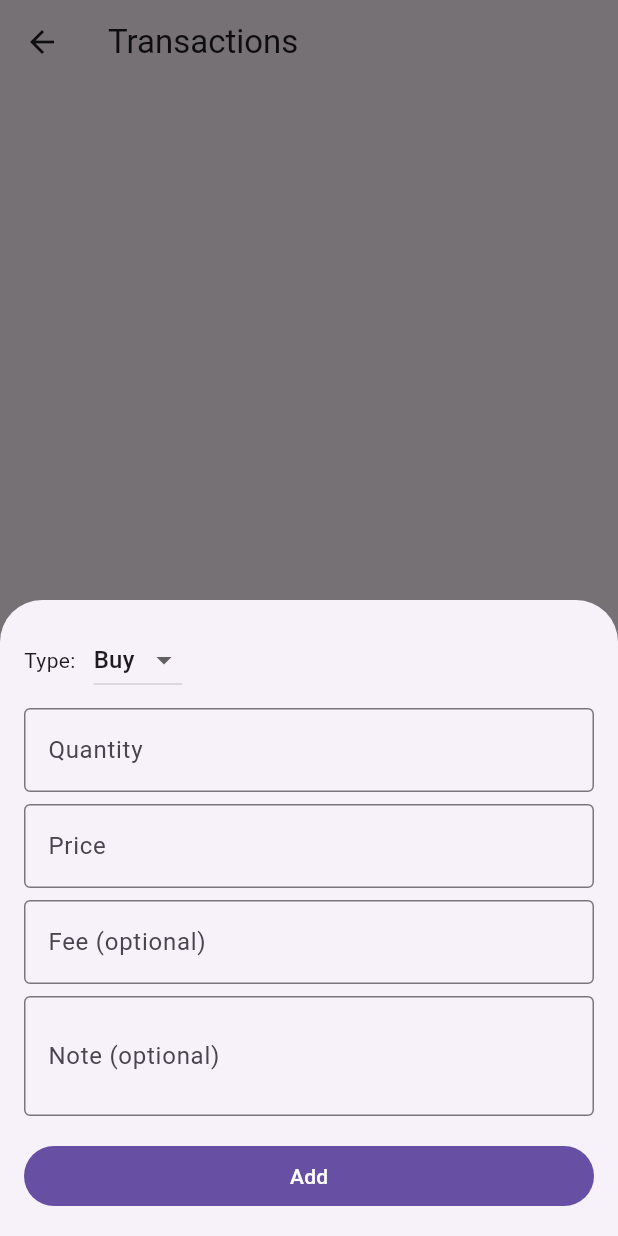
After one commit to lcsouzah/acba_tool, a Flutter app: the TransactionsScreen screen opened directly, after a tap on the "add" icon, on a phone screen of 412 x 824 dp. The commit adds this screen. Run offline on Flutter 3.47's test engine with Material 3 defaults, Android fonts, the phone set to English and light mode, and no system bars; our stand-ins replace flutter_secure_storage, share_plus; accounts and stored records are empty.

Commit message:
minimal Transactions screen + model

```diff
--- /dev/null
+++ b/lib/screens/transactions_screen.dart
@@ -0,0 +1,234 @@
+import 'package:flutter/material.dart';
+
+// ----- Minimal model (local-only) -----
+enum TxType { buy, sell, fee, note }
+
+class TransactionModel {
+  final String id;
+  final TxType type;
+  final double quantity; // for fee/note, can be 0
+  final double price;    // for fee/note, can be 0
+  final double fee;      // optional extra fee for buy/sell
+  final DateTime ts;
+  final String? note;
+
+  const TransactionModel({
+    required this.id,
+    required this.type,
+    required this.quantity,
+    required this.price,
+    this.fee = 0,
+    required this.ts,
+    this.note,
+  });
+}
+
+// ----- Screen: add/list/delete with Undo (in-memory) -----
+class TransactionsScreen extends StatefulWidget {
+  const TransactionsScreen({super.key});
+
+  @override
+  State<TransactionsScreen> createState() => _TransactionsScreenState();
+}
+
+class _TransactionsScreenState extends State<TransactionsScreen> {
+  final List<TransactionModel> _tx = [];
+
+  void _addTx(TransactionModel t) {
+    setState(() => _tx.insert(0, t));
+  }
+
+  void _deleteTx(int index) {
+    final removed = _tx.removeAt(index);
+    setState(() {});
+    ScaffoldMessenger.of(context).clearSnackBars();
+    ScaffoldMessenger.of(context).showSnackBar(
+      SnackBar(
+        content: const Text('Transaction deleted'),
+        action: SnackBarAction(
+          label: 'Undo',
+          onPressed: () {
+            setState(() => _tx.insert(index, removed));
+          },
+        ),
+      ),
+    );
+  }
+
+  @override
+  Widget build(BuildContext context) {
+    return Scaffold(
+      appBar: AppBar(title: const Text('Transactions')),
+      floatingActionButton: FloatingActionButton(
+        onPressed: () async {
+          final result = await showModalBottomSheet<TransactionModel>(
+            context: context,
+            isScrollControlled: true,
+            builder: (_) => const _AddTransactionSheet(),
+          );
+          if (result != null) _addTx(result);
+        },
+        child: const Icon(Icons.add),
+      ),
+      body: _tx.isEmpty
+          ? const Center(child: Text('No transactions yet. Tap + to add.'))
+          : ListView.separated(
+        padding: const EdgeInsets.all(12),
+        itemBuilder: (context, index) {
+          final t = _tx[index];
+          return Dismissible(
+            key: ValueKey(t.id),
+            background: Container(
+              color: Colors.red.withOpacity(0.85),
+              alignment: Alignment.centerRight,
+              padding: const EdgeInsets.symmetric(horizontal: 20),
+              child: const Icon(Icons.delete, color: Colors.white),
+            ),
+            direction: DismissDirection.endToStart,
+            onDismissed: (_) => _deleteTx(index),
+            child: ListTile(
+              title: Text('${_label(t.type)}  •  ${_quantityStr(t)} @ ${_priceStr(t)}'),
+              subtitle: Text(_subtitle(t)),
+              trailing: Text(_dateStr(t.ts), style: const TextStyle(fontSize: 12)),
+            ),
+          );
+        },
+        separatorBuilder: (_, __) => const Divider(height: 0),
+        itemCount: _tx.length,
+      ),
+    );
+  }
+
+  String _label(TxType type) => switch (type) {
+    TxType.buy => 'BUY',
+    TxType.sell => 'SELL',
+    TxType.fee => 'FEE',
+    TxType.note => 'NOTE',
+  };
+
+  String _quantityStr(TransactionModel t) => t.quantity == 0 ? '-' : t.quantity.toStringAsFixed(4);
+  String _priceStr(TransactionModel t) => t.price == 0 ? '-' : '\$${t.price.toStringAsFixed(2)}';
+  String _subtitle(TransactionModel t) => [
+    if (t.fee != 0) 'fee: \$${t.fee.toStringAsFixed(2)}',
+    if ((t.note ?? '').isNotEmpty) t.note!,
+  ].join('  •  ');
+  String _dateStr(DateTime d) => '${d.year}-${d.month.toString().padLeft(2, '0')}-${d.day.toString().padLeft(2, '0')}';
+}
+
+// ----- Bottom sheet form -----
+class _AddTransactionSheet extends StatefulWidget {
+  const _AddTransactionSheet();
+  @override
+  State<_AddTransactionSheet> createState() => _AddTransactionSheetState();
+}
+
+class _AddTransactionSheetState extends State<_AddTransactionSheet> {
+  final _formKey = GlobalKey<FormState>();
+  TxType _type = TxType.buy;
+  final _qtyCtrl = TextEditingController();
+  final _priceCtrl = TextEditingController();
+  final _feeCtrl = TextEditingController();
+  final _noteCtrl = TextEditingController();
+
+  @override
+  void dispose() {
+    _qtyCtrl.dispose();
+    _priceCtrl.dispose();
+    _feeCtrl.dispose();
+    _noteCtrl.dispose();
+    super.dispose();
+  }
+
+  @override
+  Widget build(BuildContext context) {
+    final bottomInset = MediaQuery.of(context).viewInsets.bottom;
+    return Padding(
+      padding: EdgeInsets.only(bottom: bottomInset),
+      child: SingleChildScrollView(
+        padding: const EdgeInsets.all(16),
+        child: Form(
+          key: _formKey,
+          child: Column(
+            mainAxisSize: MainAxisSize.min,
+            crossAxisAlignment: CrossAxisAlignment.start,
+            children: [
+              Row(
+                children: [
+                  const Text('Type:'),
+                  const SizedBox(width: 12),
+                  DropdownButton<TxType>(
+                    value: _type,
+                    onChanged: (v) => setState(() => _type = v ?? TxType.buy),
+                    items: const [
+                      DropdownMenuItem(value: TxType.buy, child: Text('Buy')),
+                      DropdownMenuItem(value: TxType.sell, child: Text('Sell')),
+                      DropdownMenuItem(value: TxType.fee, child: Text('Fee')),
+                      DropdownMenuItem(value: TxType.note, child: Text('Note')),
+                    ],
+                  ),
+                ],
+              ),
+              const SizedBox(height: 8),
+              _numField(_qtyCtrl, label: 'Quantity', requiredFor: const {TxType.buy, TxType.sell}),
+              const SizedBox(height: 8),
+              _numField(_priceCtrl, label: 'Price', requiredFor: const {TxType.buy, TxType.sell}),
+              const SizedBox(height: 8),
+              _numField(_feeCtrl, label: 'Fee (optional)'),
+              const SizedBox(height: 8),
+              TextFormField(
+                controller: _noteCtrl,
+                decoration: const InputDecoration(labelText: 'Note (optional)', border: OutlineInputBorder()),
+                maxLines: 2,
+              ),
+              const SizedBox(height: 16),
+              Row(
+                children: [
+                  Expanded(
+                    child: FilledButton(
+                      onPressed: _submit,
+                      child: const Text('Add'),
+                    ),
+                  ),
+                ],
+              ),
+            ],
+          ),
+        ),
+      ),
+    );
+  }
+
+  Widget _numField(TextEditingController c, {required String label, Set<TxType> requiredFor = const {}}) {
+    final isRequired = requiredFor.contains(_type);
+    return TextFormField(
+      controller: c,
+      decoration: InputDecoration(labelText: label, border: const OutlineInputBorder()),
+      keyboardType: const TextInputType.numberWithOptions(decimal: true),
+      validator: (v) {
+        if (!isRequired && (v == null || v.trim().isEmpty)) return null;
+        final parsed = double.tryParse(v ?? '');
+        if (parsed == null) return 'Enter a number';
+        if (parsed < 0) return 'Must be ≥ 0';
+        return null;
+      },
+    );
+  }
+
+  void _submit() {
+    if (!_formKey.currentState!.validate()) return;
+    final qty = double.tryParse(_qtyCtrl.text) ?? 0;
+    final price = double.tryParse(_priceCtrl.text) ?? 0;
+    final fee = double.tryParse(_feeCtrl.text) ?? 0;
+    final now = DateTime.now();
+    final tx = TransactionModel(
+      id: '${now.microsecondsSinceEpoch}',
+      type: _type,
+      quantity: qty,
+      price: price,
+      fee: fee,
+      ts: now,
+      note: _noteCtrl.text.isEmpty ? null : _noteCtrl.text,
+    );
+    Navigator.of(context).pop(tx);
+  }
+}
```
Also changed, not shown: lib/screens/home_screen.dart (+11 -1 lines).
